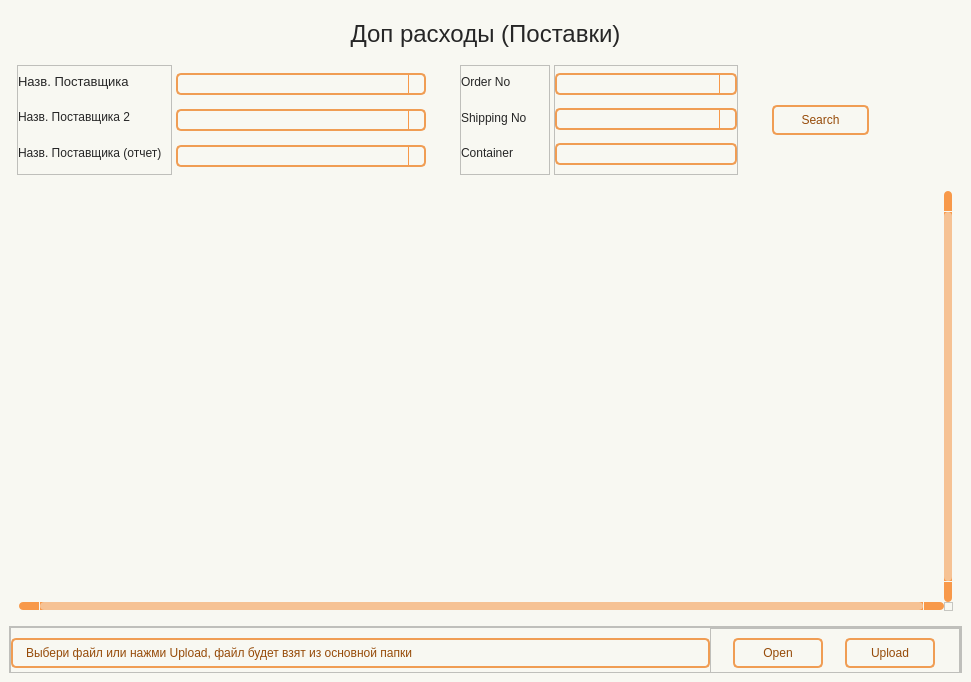
Before: the Qt Designer form wind/pages/add_costs_suppl.ui in Masik84/Daily_Report_QT, drawn with Qt 5.
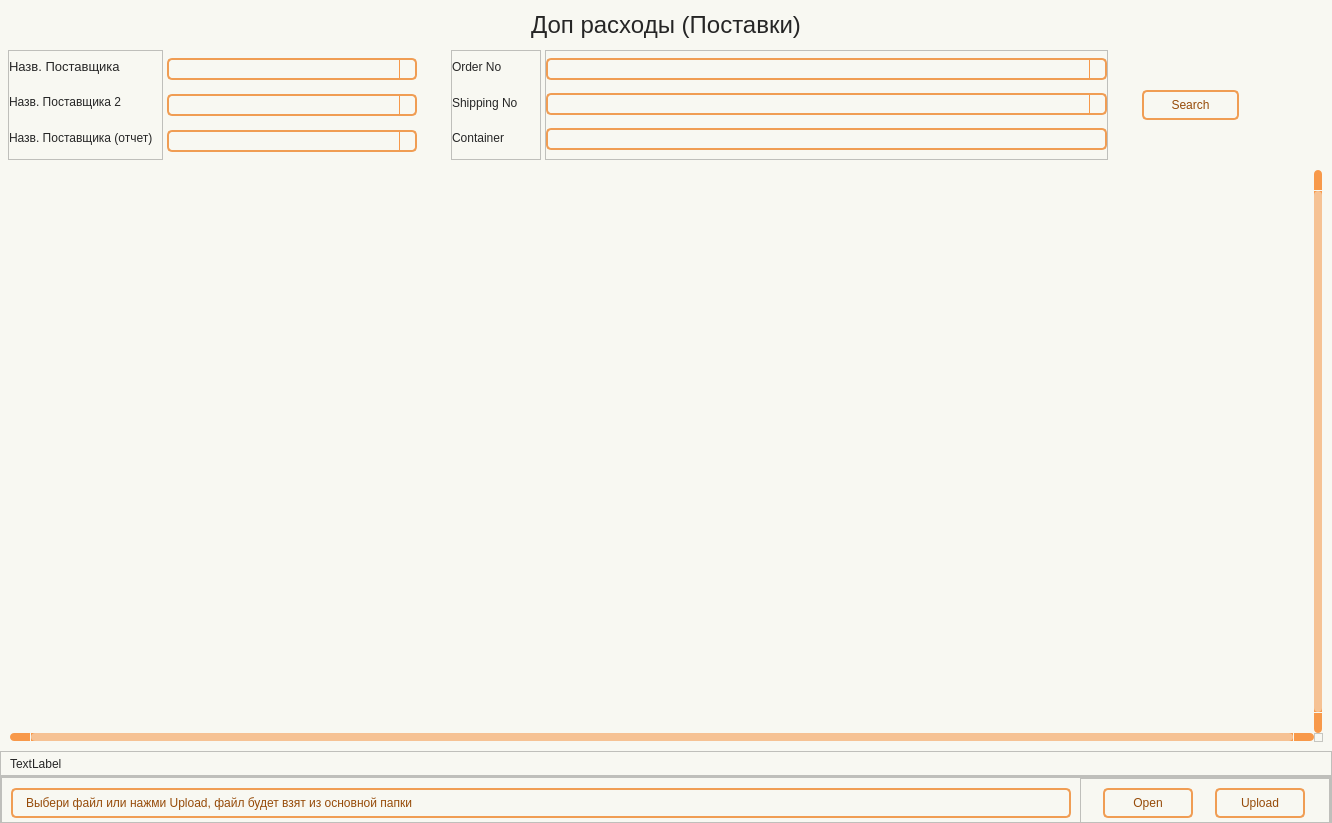
After: the same form once the commit is applied. Icons and pictures are not drawn.

```diff
--- a/wind/pages/add_costs_suppl.ui
+++ b/wind/pages/add_costs_suppl.ui
@@ -6,8 +6,8 @@
    <rect>
     <x>0</x>
     <y>0</y>
-    <width>971</width>
-    <height>682</height>
+    <width>1332</width>
+    <height>823</height>
    </rect>
   </property>
   <property name="minimumSize">
@@ -426,6 +426,21 @@
       </font>
      </property>
      <layout class="QVBoxLayout" name="verticalLayout_6">
+      <property name="spacing">
+       <number>0</number>
+      </property>
+      <property name="leftMargin">
+       <number>0</number>
+      </property>
+      <property name="topMargin">
+       <number>0</number>
+      </property>
+      <property name="rightMargin">
+       <number>0</number>
+      </property>
+      <property name="bottomMargin">
+       <number>0</number>
+      </property>
       <item>
        <widget class="QLabel" name="Title_label">
         <property name="minimumSize">
@@ -924,6 +939,43 @@
         </attribute>
        </widget>
       </item>
+      <item>
+       <widget class="QFrame" name="frame_6">
+        <property name="minimumSize">
+         <size>
+          <width>0</width>
+          <height>25</height>
+         </size>
+        </property>
+        <property name="frameShape">
+         <enum>QFrame::Shape::StyledPanel</enum>
+        </property>
+        <property name="frameShadow">
+         <enum>QFrame::Shadow::Raised</enum>
+        </property>
+        <layout class="QHBoxLayout" name="horizontalLayout_2">
+         <property name="spacing">
+          <number>0</number>
+         </property>
+         <property name="topMargin">
+          <number>0</number>
+         </property>
+         <property name="rightMargin">
+          <number>9</number>
+         </property>
+         <property name="bottomMargin">
+          <number>0</number>
+         </property>
+         <item>
+          <widget class="QLabel" name="label_msg">
+           <property name="text">
+            <string>TextLabel</string>
+           </property>
+          </widget>
+         </item>
+        </layout>
+       </widget>
+      </item>
       <item>
        <widget class="QFrame" name="frame_Update">
         <property name="frameShape">
@@ -997,19 +1049,19 @@
               </property>
               <layout class="QVBoxLayout" name="verticalLayout_5">
                <property name="spacing">
-                <number>0</number>
+                <number>6</number>
                </property>
                <property name="leftMargin">
-                <number>0</number>
+                <number>9</number>
                </property>
                <property name="topMargin">
-                <number>0</number>
+                <number>9</number>
                </property>
                <property name="rightMargin">
-                <number>0</number>
+                <number>9</number>
                </property>
                <property name="bottomMargin">
-                <number>0</number>
+                <number>9</number>
                </property>
                <item>
                 <widget class="QLabel" name="label_Supplier_File">
```
